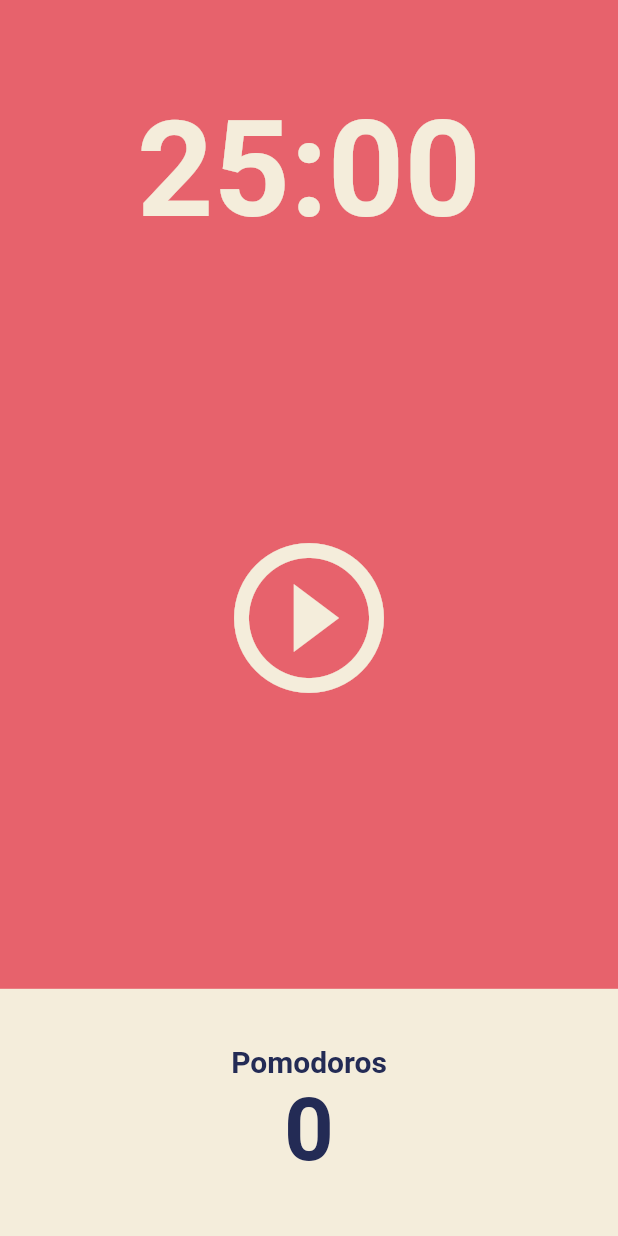
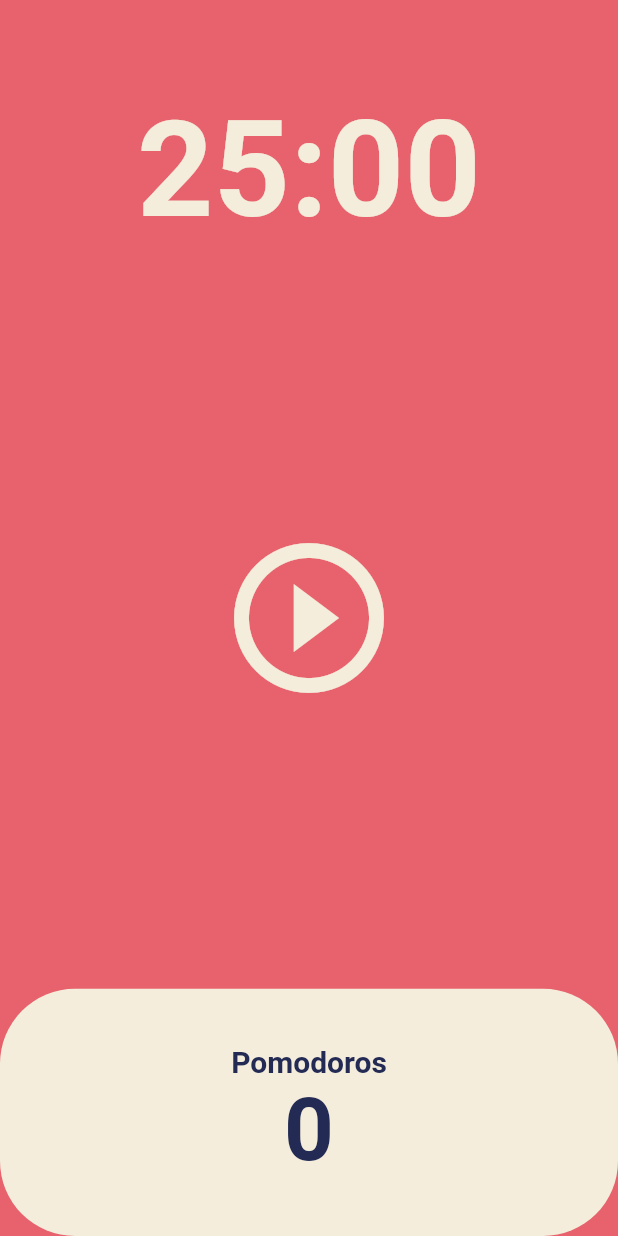
Before and after one commit to bar-d/pomodoro, a Flutter app: the screen it shows after launch, on a phone screen of 412 x 824 dp. Run offline on Flutter 3.47's test engine with Material 2 defaults, Android fonts, the phone set to English and light mode, and no system bars.

Commit message:
feat: 세번째 Flexible BoxDecoration borderRadius 설정

```diff
--- a/lib/screens/home_screen.dart
+++ b/lib/screens/home_screen.dart
@@ -48,8 +48,8 @@ class _HomeScreenState extends State<HomeScreen> {
                 Expanded(
                   child: Container(
                     decoration: BoxDecoration(
-                      color: Theme.of(context).cardColor,
-                    ),
+                        color: Theme.of(context).cardColor,
+                        borderRadius: BorderRadius.circular(50)),
                     child: Column(
                       mainAxisAlignment: MainAxisAlignment.center,
                       children: [
```
